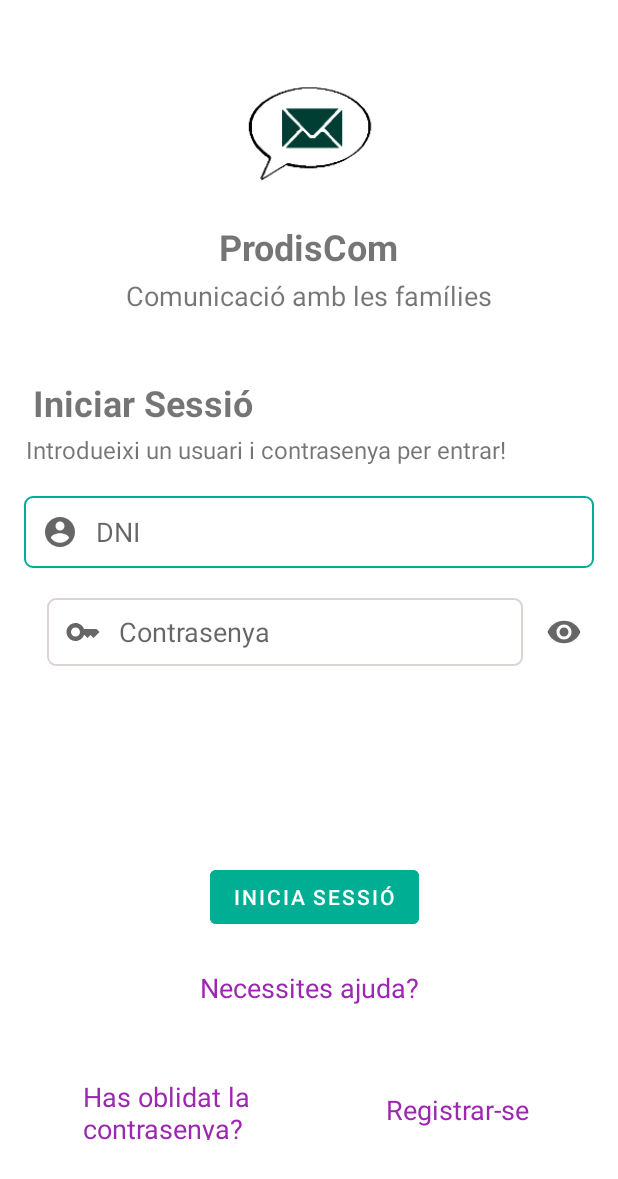
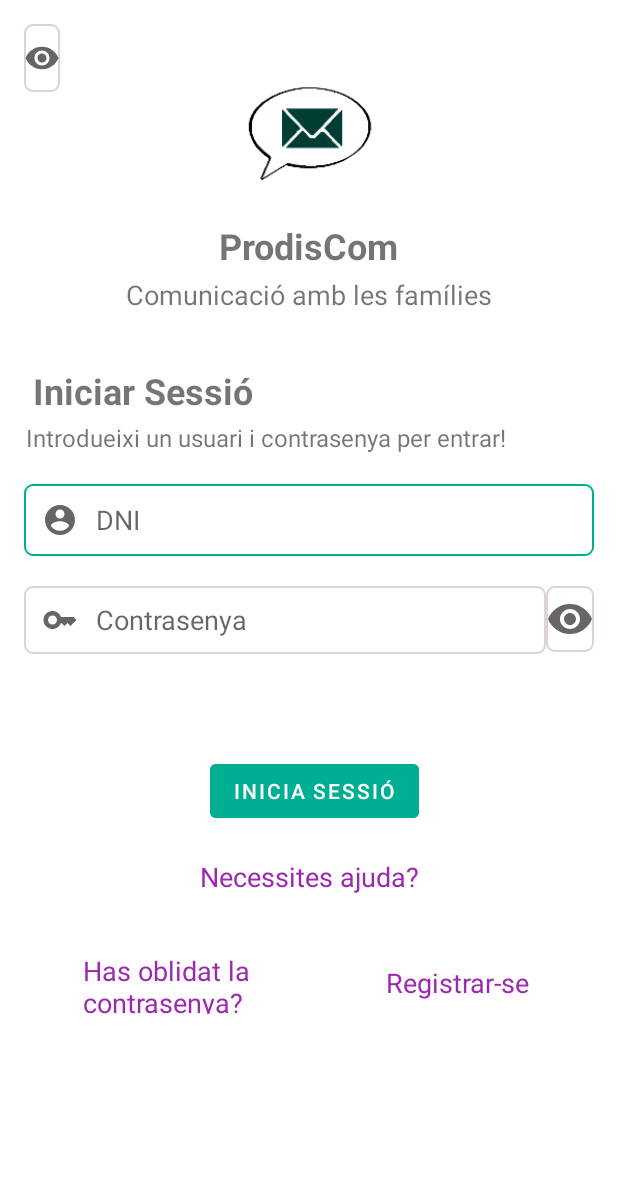
Before and after one commit to 1nf3r/ProdisComApp, an Android app: the screen it shows after launch (LoginActivity), on a phone screen of 412 x 824 dp. Shown: the top 1179 px of the screen. Run offline under Robolectric (Android 15) with nearby library versions, the phone set to English and light mode, and no system bars.

Commit message:
Botón ver contraseña variable

```diff
--- a/app/src/main/java/cat/copernic/jose/antonio/miranda/prodiscomtest/ui/app/LoginActivity.kt
+++ b/app/src/main/java/cat/copernic/jose/antonio/miranda/prodiscomtest/ui/app/LoginActivity.kt
@@ -42,6 +42,7 @@ class LoginActivity : AppCompatActivity() {
         val password = binding.password
         val login = binding.login
         val loading = binding.loading
+        val btnshow = binding.btnShow
 
 
         //Funcion para mostrar o ocultar la contrasenya en el login
@@ -49,8 +50,10 @@ class LoginActivity : AppCompatActivity() {
             if (binding.password.inputType == 1) {
                 binding.password.inputType =
                     InputType.TYPE_CLASS_TEXT or InputType.TYPE_TEXT_VARIATION_PASSWORD
+                btnshow?.setImageResource(R.drawable.ic_baseline_eye)
             } else {
                 binding.password.inputType = 1
+                btnshow?.setImageResource(R.drawable.ic_baseline_noeyexd)
             }
 
         }
@@ -104,6 +107,7 @@ class LoginActivity : AppCompatActivity() {
             //Complete and destroy login activity once successful
             intent = Intent(applicationContext, MainActivity::class.java)
             startActivity(intent)
+            finish()
         })
 
         username.afterTextChanged {
--- /dev/null
+++ b/app/src/main/res/drawable/eye_text_view.xml
@@ -0,0 +1,18 @@
+<?xml version="1.0" encoding="utf-8"?>
+<selector xmlns:android="http://schemas.android.com/apk/res/android">
+    <item android:state_enabled="true" android:state_focused="true">
+        <shape android:shape="rectangle">
+            <solid android:color="@color/white" />
+            <corners android:radius="5dp" />
+            <stroke android:color="@color/prodis" android:width="1dp" />
+        </shape>
+    </item>
+
+    <item android:state_enabled="true" android:state_focused="false">
+        <shape android:shape="rectangle">
+            <solid android:color="@color/white" />
+            <corners android:radius="5dp" />
+            <stroke android:color="@color/myGray" android:width="1dp" />
+        </shape>
+    </item>
+</selector>
--- /dev/null
+++ b/app/src/main/res/drawable/ic_baseline_noeyexd.xml
@@ -0,0 +1,10 @@
+<vector xmlns:android="http://schemas.android.com/apk/res/android"
+    android:width="24dp"
+    android:height="24dp"
+    android:viewportWidth="24"
+    android:viewportHeight="24"
+    android:tint="?attr/colorControlNormal">
+  <path
+      android:fillColor="@android:color/white"
+      android:pathData="M14.59,8L12,10.59 9.41,8 8,9.41 10.59,12 8,14.59 9.41,16 12,13.41 14.59,16 16,14.59 13.41,12 16,9.41 14.59,8zM12,2C6.47,2 2,6.47 2,12s4.47,10 10,10 10,-4.47 10,-10S17.53,2 12,2zM12,20c-4.41,0 -8,-3.59 -8,-8s3.59,-8 8,-8 8,3.59 8,8 -3.59,8 -8,8z"/>
+</vector>
--- a/app/src/main/res/layout/activity_login.xml
+++ b/app/src/main/res/layout/activity_login.xml
@@ -1,5 +1,5 @@
 <?xml version="1.0" encoding="utf-8"?>
-<androidx.constraintlayout.widget.ConstraintLayout xmlns:android="http://schemas.android.com/apk/res/android"
+<FrameLayout xmlns:android="http://schemas.android.com/apk/res/android"
     xmlns:app="http://schemas.android.com/apk/res-auto"
     xmlns:tools="http://schemas.android.com/tools"
     android:id="@+id/container"
@@ -10,6 +10,19 @@
     android:paddingRight="@dimen/activity_horizontal_margin"
     android:paddingBottom="@dimen/activity_vertical_margin"
     tools:context=".ui.app.LoginActivity">
+
+    <ScrollView
+        android:layout_width="match_parent"
+        android:layout_height="match_parent">
+
+        <LinearLayout
+            android:layout_width="match_parent"
+            android:layout_height="10dp"
+            android:orientation="vertical">
+
+            <androidx.constraintlayout.widget.ConstraintLayout
+                android:layout_width="match_parent"
+                android:layout_height="697dp">
 
 
                 <EditText
@@ -32,7 +45,7 @@
 
                 <EditText
                     android:id="@+id/password"
-        android:layout_width="317dp"
+                    android:layout_width="0dp"
                     android:layout_height="45dp"
                     android:layout_marginTop="20dp"
                     android:layout_marginEnd="32dp"
@@ -178,8 +191,8 @@
                     android:layout_width="wrap_content"
                     android:layout_height="wrap_content"
                     android:text="@string/registrar_se"
+                    android:textColor="@color/lila_prodis"
                     android:textSize="@dimen/dimens_login_bot"
-        android:textColor="@color/lila_prodis"
                     app:layout_constraintBottom_toBottomOf="parent"
                     app:layout_constraintEnd_toEndOf="parent"
                     app:layout_constraintHorizontal_bias="0.85"
@@ -187,12 +200,34 @@
                     app:layout_constraintTop_toBottomOf="@+id/txtVAjuda" />
 
                 <TextView
+                    android:id="@+id/rrr"
+                    android:layout_width="0dp"
+                    android:layout_height="45dp"
+                    android:background="@drawable/eye_text_view"
+                    android:drawableEnd="@drawable/ic_baseline_eye"
+                    android:outlineAmbientShadowColor="@color/black"
+                    android:outlineSpotShadowColor="@color/black"
+                    android:shadowColor="#FF0000"
+                    android:shadowDx="1.5"
+                    android:shadowDy="1.3"
+                    android:shadowRadius="1.6"
+                    tools:layout_editor_absoluteX="339dp"
+                    tools:layout_editor_absoluteY="118dp" />
+
+                <ImageView
                     android:id="@+id/btnShow"
-        android:layout_width="39dp"
-        android:layout_height="45dp"
+                    android:layout_width="0dp"
+                    android:layout_height="44dp"
                     android:layout_marginTop="20dp"
-        android:drawableEnd="@drawable/ic_baseline_eye"
+                    android:background="@drawable/eye_text_view"
+                    app:layout_constraintEnd_toEndOf="parent"
                     app:layout_constraintStart_toEndOf="@+id/password"
-        app:layout_constraintTop_toBottomOf="@+id/username" />
+                    app:layout_constraintTop_toBottomOf="@+id/username"
+                    app:srcCompat="@drawable/ic_baseline_eye" />
+
 
             </androidx.constraintlayout.widget.ConstraintLayout>
+        </LinearLayout>
+    </ScrollView>
+
+</FrameLayout>
--- a/app/src/main/res/layout/fragment_menu_principal.xml
+++ b/app/src/main/res/layout/fragment_menu_principal.xml
@@ -55,7 +55,7 @@
             android:layout_width="0dp"
             android:text="@string/autorizaciones"
             app:icon="@drawable/ic_baseline_autorizaciones"
-            app:iconTint="#8BC34A"
+            app:iconTint="@color/autorizacionBG"
             app:layout_constraintBottom_toBottomOf="parent"
             app:layout_constraintEnd_toEndOf="parent"
             app:layout_constraintStart_toStartOf="parent"
--- a/app/src/main/res/values-night/themes.xml
+++ b/app/src/main/res/values-night/themes.xml
@@ -1,13 +1,13 @@
-<resources xmlns:tools="http://schemas.android.com/tools">
+<resources xmlns:tools="http://schemas.an0droid.com/tools">
     <!-- Base application theme. -->
-    <style name="Theme.ProdisComTest" parent="Theme.MaterialComponents.DayNight.DarkActionBar">
+    <style name="Theme.ProdisComTest" parent="Theme.MaterialComponents.Light.NoActionBar">
         <!-- Primary brand color. -->
-        <item name="colorPrimary">@color/purple_200</item>
+        <item name="colorPrimary">@color/purple_500</item>
         <item name="colorPrimaryVariant">@color/purple_700</item>
-        <item name="colorOnPrimary">@color/black</item>
+        <item name="colorOnPrimary">@color/white</item>
         <!-- Secondary brand color. -->
         <item name="colorSecondary">@color/teal_200</item>
-        <item name="colorSecondaryVariant">@color/teal_200</item>
+        <item name="colorSecondaryVariant">@color/teal_700</item>
         <item name="colorOnSecondary">@color/black</item>
         <!-- Status bar color. -->
         <item name="android:statusBarColor" tools:targetApi="l">?attr/colorPrimaryVariant</item>
--- a/app/src/main/res/values/themes.xml
+++ b/app/src/main/res/values/themes.xml
@@ -1,6 +1,6 @@
 <resources xmlns:tools="http://schemas.an0droid.com/tools">
     <!-- Base application theme. -->
-    <style name="Theme.ProdisComTest" parent="Theme.MaterialComponents.DayNight.NoActionBar">
+    <style name="Theme.ProdisComTest" parent="Theme.MaterialComponents.Light.NoActionBar">
         <!-- Primary brand color. -->
         <item name="colorPrimary">@color/purple_500</item>
         <item name="colorPrimaryVariant">@color/purple_700</item>
```
Lines whose indentation alone changed are shown as unchanged.
